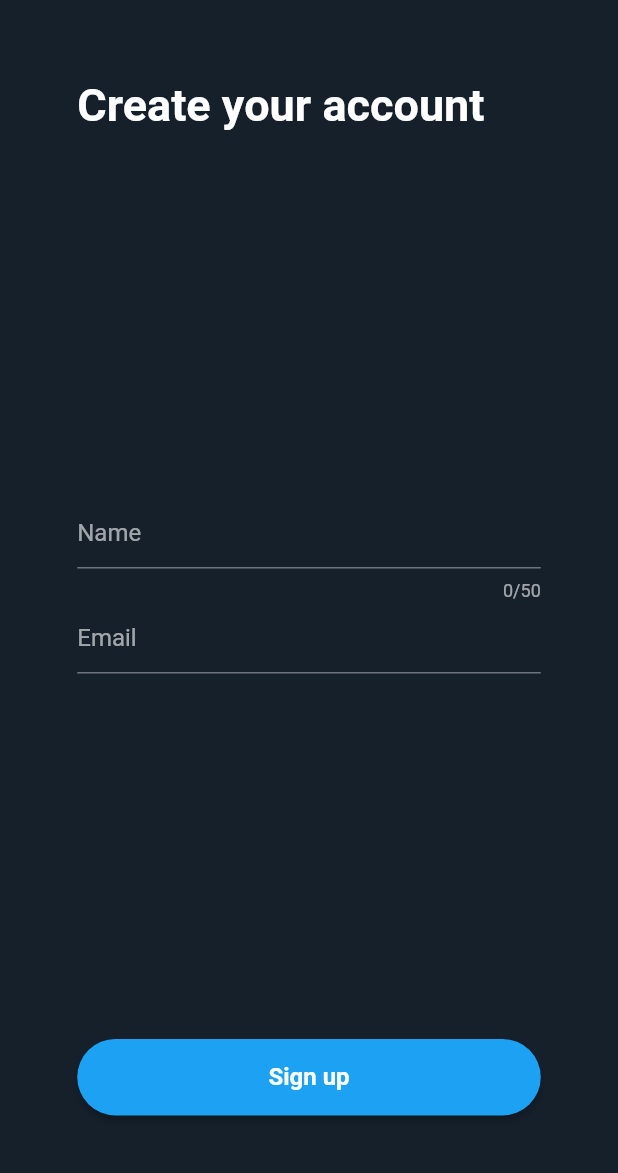
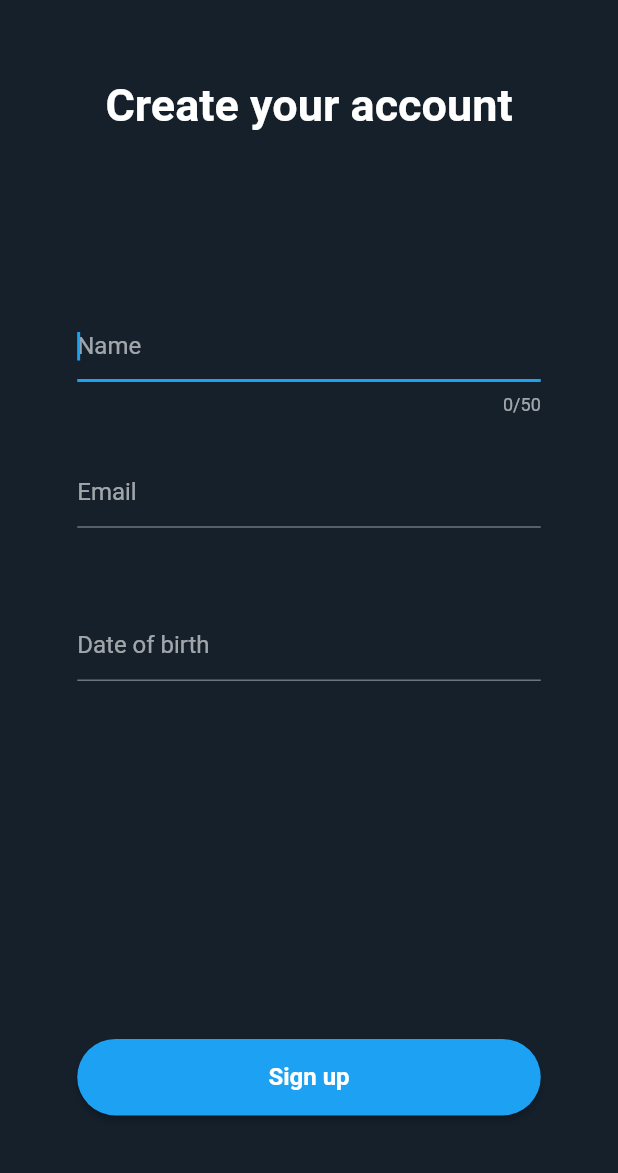
Before and after one commit to kevinmarrec/flutwitter, a Flutter app: the CreateAccountScreen screen opened by its route, on a phone screen of 412 x 824 dp, the part 63-1236 px from its top. Run offline on Flutter 3.47's test engine with Material 2 defaults, Android fonts, the phone set to English and light mode, and no system bars; our stand-ins replace easy_debounce, flutter_hooks, flutter_svg, hooks_riverpod; generated files the repository leaves out were written again.

Commit message:
chore(app): continue work on create account screen

```diff
--- a/app/lib/main.dart
+++ b/app/lib/main.dart
@@ -1,10 +1,11 @@
 import 'package:flutter/material.dart';
 import 'package:flutter_gen/gen_l10n/app_localizations.dart';
+import 'package:hooks_riverpod/hooks_riverpod.dart';
 
-import './router.dart';
+import './router/router.dart';
 import './theme.dart';
 
-void main() async => runApp(const MyApp());
+void main() async => runApp(const ProviderScope(child: MyApp()));
 
 class MyApp extends StatelessWidget {
   const MyApp({Key? key}) : super(key: key);
@@ -16,6 +17,7 @@ class MyApp extends StatelessWidget {
       localizationsDelegates: AppLocalizations.localizationsDelegates,
       supportedLocales: AppLocalizations.supportedLocales,
       theme: getTheme(),
+      initialRoute: AppRouter.initialRoute,
       onGenerateRoute: AppRouter.onGenerateRoute,
     );
   }
--- a/app/lib/router.dart
+++ /dev/null
@@ -1,42 +0,0 @@
-import 'package:flutter/material.dart';
-
-import 'screens/signup/all.dart';
-import 'screens/welcome.dart';
-
-class PageSlideTransition extends PageRouteBuilder {
-  final Widget child;
-
-  PageSlideTransition({
-    required this.child,
-  }) : super(
-          pageBuilder: (_, __, ___) => child,
-          transitionsBuilder: (context, animation, secondaryAnimation, child) {
-            return SlideTransition(
-              position: animation.drive(
-                Tween<Offset>(
-                  begin: const Offset(1, 0),
-                  end: Offset.zero,
-                ).chain(CurveTween(curve: Curves.ease)),
-              ),
-              child: child,
-            );
-          },
-        );
-}
-
-class AppRouter {
-  static Route<dynamic> onGenerateRoute(RouteSettings settings) {
-    switch (settings.name) {
-      case WelcomeScreen.routeName:
-        return MaterialPageRoute(
-          builder: (_) => const WelcomeScreen(),
-        );
-      case CreateAccountScreen.routeName:
-        return PageSlideTransition(
-          child: const CreateAccountScreen(),
-        );
-      default:
-        throw 'Route not implemented';
-    }
-  }
-}
--- /dev/null
+++ b/app/lib/router/router.dart
@@ -0,0 +1,23 @@
+import 'package:flutter/material.dart';
+
+import './transitions/page_slide_transition.dart';
+import '../screens/all.dart';
+
+class AppRouter {
+  static String initialRoute = WelcomeScreen.routeName;
+
+  static Route<dynamic> onGenerateRoute(RouteSettings settings) {
+    switch (settings.name) {
+      case WelcomeScreen.routeName:
+        return MaterialPageRoute(
+          builder: (_) => const WelcomeScreen(),
+        );
+      case CreateAccountScreen.routeName:
+        return PageSlideTransition(
+          child: const CreateAccountScreen(),
+        );
+      default:
+        throw 'Route not implemented';
+    }
+  }
+}
--- /dev/null
+++ b/app/lib/router/transitions/page_slide_transition.dart
@@ -0,0 +1,20 @@
+import 'package:flutter/material.dart';
+
+class PageSlideTransition extends PageRouteBuilder {
+  final Widget child;
+
+  PageSlideTransition({
+    required this.child,
+  }) : super(
+          pageBuilder: (_, __, ___) => child,
+          transitionsBuilder: (context, animation, secondaryAnimation, child) {
+            return SlideTransition(
+              position: Tween(
+                begin: const Offset(1, 0),
+                end: Offset.zero,
+              ).chain(CurveTween(curve: Curves.ease)).animate(animation),
+              child: child,
+            );
+          },
+        );
+}
--- /dev/null
+++ b/app/lib/screens/all.dart
@@ -0,0 +1,2 @@
+export './create_account_screen.dart';
+export './welcome_screen.dart';
--- /dev/null
+++ b/app/lib/screens/create_account_screen.dart
@@ -0,0 +1,167 @@
+import 'package:easy_debounce/easy_debounce.dart';
+import 'package:flutter/material.dart';
+import 'package:flutter/services.dart';
+import 'package:flutter_hooks/flutter_hooks.dart';
+import 'package:hooks_riverpod/hooks_riverpod.dart';
+import 'package:intl/intl.dart' show DateFormat;
+
+import '../widgets/svg_icon.dart';
+
+class CreateAccountScreen extends HookConsumerWidget {
+  static const routeName = '/register/create';
+
+  const CreateAccountScreen({Key? key}) : super(key: key);
+
+  @override
+  Widget build(BuildContext context, WidgetRef ref) {
+    final formKey = useMemoized(() => GlobalKey<FormState>());
+
+    return Scaffold(
+      appBar: AppBar(
+        title: SvgIcon.twitter(),
+        centerTitle: true,
+      ),
+      body: SafeArea(
+        child: LayoutBuilder(
+          builder: (_, constraints) => Container(
+            height: constraints.maxHeight,
+            width: constraints.maxWidth,
+            padding: EdgeInsets.symmetric(
+              vertical: constraints.maxHeight * 0.05,
+              horizontal: constraints.maxWidth * 0.125,
+            ),
+            child: Column(
+              crossAxisAlignment: CrossAxisAlignment.stretch,
+              children: [
+                Center(
+                  child: Text(
+                    'Create your account',
+                    style: Theme.of(context).textTheme.headline4,
+                  ),
+                ),
+                const Spacer(),
+                SizedBox(
+                  height: MediaQuery.of(context).size.height * 0.3,
+                  child: CreateAccountForm(formKey: formKey),
+                ),
+                const Spacer(flex: 2),
+                ElevatedButton(
+                  onPressed: () {},
+                  child: const Text('Sign up'),
+                )
+              ],
+            ),
+          ),
+        ),
+      ),
+    );
+  }
+}
+
+class CreateAccountForm extends HookWidget {
+  final Key? formKey;
+
+  const CreateAccountForm({Key? key, required this.formKey}) : super(key: key);
+
+  @override
+  Widget build(BuildContext context) {
+    final emailFieldKey = useMemoized(() => GlobalKey<FormFieldState>());
+    final emailFieldValid = useState(false);
+    final dateController = useTextEditingController();
+    final pickedDate = useState<DateTime?>(null);
+    bool debouncing = false;
+
+    return Form(
+      key: formKey,
+      child: Column(
+        children: [
+          TextFormField(
+            autofocus: true,
+            decoration: const InputDecoration(
+              hintText: 'Name',
+            ),
+            maxLength: 50,
+            textInputAction: TextInputAction.next,
+          ),
+          const Spacer(flex: 2),
+          TextFormField(
+            key: emailFieldKey,
+            keyboardType: TextInputType.emailAddress,
+            decoration: InputDecoration(
+              hintText: 'Email',
+              suffixIcon: emailFieldValid.value
+                  ? SvgIcon.checkboxMarkedCircleOutline()
+                  : null,
+              suffixIconConstraints: const BoxConstraints(
+                minWidth: 0,
+                minHeight: 0,
+              ),
+            ),
+            autofillHints: const ['email'],
+            inputFormatters: [
+              FilteringTextInputFormatter.deny(
+                RegExp(r'\s'),
+              )
+            ],
+            textInputAction: TextInputAction.next,
+            onChanged: (newValue) async {
+              debouncing = true;
+              emailFieldKey.currentState?.validate();
+
+              EasyDebounce.debounce(
+                'validation',
+                const Duration(seconds: 1),
+                () {
+                  debouncing = false;
+                  emailFieldKey.currentState?.validate();
+                },
+              );
+            },
+            validator: (input) {
+              emailFieldValid.value = false;
+
+              if (debouncing || input == null || input.isEmpty) {
+                return null;
+              }
+
+              emailFieldValid.value = RegExp(
+                      r"^((([a-z]|\d|[!#\$%&'\*\+\-\/=\?\^_`{\|}~]|[\u00A0-\uD7FF\uF900-\uFDCF\uFDF0-\uFFEF])+(\.([a-z]|\d|[!#\$%&'\*\+\-\/=\?\^_`{\|}~]|[\u00A0-\uD7FF\uF900-\uFDCF\uFDF0-\uFFEF])+)*)|((\x22)((((\x20|\x09)*(\x0d\x0a))?(\x20|\x09)+)?(([\x01-\x08\x0b\x0c\x0e-\x1f\x7f]|\x21|[\x23-\x5b]|[\x5d-\x7e]|[\u00A0-\uD7FF\uF900-\uFDCF\uFDF0-\uFFEF])|(\\([\x01-\x09\x0b\x0c\x0d-\x7f]|[\u00A0-\uD7FF\uF900-\uFDCF\uFDF0-\uFFEF]))))*(((\x20|\x09)*(\x0d\x0a))?(\x20|\x09)+)?(\x22)))@((([a-z]|\d|[\u00A0-\uD7FF\uF900-\uFDCF\uFDF0-\uFFEF])|(([a-z]|\d|[\u00A0-\uD7FF\uF900-\uFDCF\uFDF0-\uFFEF])([a-z]|\d|-|\.|_|~|[\u00A0-\uD7FF\uF900-\uFDCF\uFDF0-\uFFEF])*([a-z]|\d|[\u00A0-\uD7FF\uF900-\uFDCF\uFDF0-\uFFEF])))\.)+(([a-z]|[\u00A0-\uD7FF\uF900-\uFDCF\uFDF0-\uFFEF])|(([a-z]|[\u00A0-\uD7FF\uF900-\uFDCF\uFDF0-\uFFEF])([a-z]|\d|-|\.|_|~|[\u00A0-\uD7FF\uF900-\uFDCF\uFDF0-\uFFEF])*([a-z]|[\u00A0-\uD7FF\uF900-\uFDCF\uFDF0-\uFFEF])))$")
+                  .hasMatch(input);
+
+              return emailFieldValid.value
+                  ? null
+                  : 'Please enter a valid email.';
+            },
+          ),
+          const Spacer(flex: 4),
+          TextField(
+            controller: dateController
+              ..text = pickedDate.value != null
+                  ? DateFormat('d MMMM y').format(pickedDate.value!)
+                  : '',
+            readOnly: true,
+            decoration: InputDecoration(
+              hintText: 'Date of birth',
+              suffixIcon: pickedDate.value != null
+                  ? SvgIcon.checkboxMarkedCircleOutline()
+                  : null,
+              suffixIconConstraints: const BoxConstraints(
+                minWidth: 0,
+                minHeight: 0,
+              ),
+            ),
+            onTap: () async {
+              DateTime now = DateTime.now();
+              pickedDate.value = await showDatePicker(
+                context: context,
+                initialDate: now,
+                firstDate: DateTime(now.year - 100),
+                lastDate: now,
+              );
+            },
+          )
+        ],
+      ),
+    );
+  }
+}
--- a/app/lib/screens/signup/all.dart
+++ /dev/null
@@ -1 +0,0 @@
-export 'create_account.dart';
--- a/app/lib/screens/signup/create_account.dart
+++ /dev/null
@@ -1,119 +0,0 @@
-import 'package:easy_debounce/easy_debounce.dart';
-import 'package:flutter/material.dart';
-import 'package:flutter/services.dart';
-import 'package:flutter_hooks/flutter_hooks.dart';
-
-import '../../widgets/twitter_icon.dart';
-
-class CreateAccountScreen extends HookWidget {
-  static const routeName = '/register/create';
-
-  const CreateAccountScreen({Key? key}) : super(key: key);
-
-  @override
-  Widget build(BuildContext context) {
-    final formKey = useMemoized(() => GlobalKey<FormState>());
-    final emailFieldKey = useMemoized(() => GlobalKey<FormFieldState>());
-    final emailFieldValid = useState(false);
-    bool debouncing = false;
-
-    return Scaffold(
-      appBar: AppBar(
-        title: const TwitterIcon(),
-        centerTitle: true,
-      ),
-      body: SafeArea(
-        child: LayoutBuilder(
-          builder: (_, constraints) => Container(
-            width: constraints.maxWidth,
-            padding: EdgeInsets.symmetric(
-              vertical: constraints.maxHeight * 0.05,
-              horizontal: constraints.maxWidth * 0.125,
-            ),
-            child: Column(
-              crossAxisAlignment: CrossAxisAlignment.stretch,
-              children: [
-                Text(
-                  'Create your account',
-                  style: Theme.of(context).textTheme.headline4,
-                ),
-                const Spacer(),
-                Form(
-                  key: formKey,
-                  child: Column(
-                    children: [
-                      TextFormField(
-                        decoration: const InputDecoration(
-                          hintText: 'Name',
-                        ),
-                        maxLength: 50,
-                        textInputAction: TextInputAction.next,
-                      ),
-                      TextFormField(
-                        key: emailFieldKey,
-                        keyboardType: TextInputType.emailAddress,
-                        decoration: InputDecoration(
-                          hintText: 'Email',
-                          suffixIcon: emailFieldValid.value
-                              ? const Icon(
-                                  Icons.check,
-                                  color: Colors.green,
-                                )
-                              : null,
-                          suffixIconConstraints: const BoxConstraints(
-                            minWidth: 0,
-                            minHeight: 0,
-                          ),
-                        ),
-                        autofillHints: const ['email'],
-                        inputFormatters: [
-                          FilteringTextInputFormatter.deny(
-                            RegExp(r'\s'),
-                          )
-                        ],
-                        textInputAction: TextInputAction.next,
-                        onChanged: (_) async {
-                          debouncing = true;
-                          emailFieldKey.currentState!.validate();
-
-                          EasyDebounce.debounce(
-                            'validation',
-                            const Duration(seconds: 1),
-                            () {
-                              debouncing = false;
-                              emailFieldKey.currentState!.validate();
-                            },
-                          );
-                        },
-                        validator: (input) {
-                          emailFieldValid.value = false;
-
-                          if (debouncing || input == null || input.isEmpty) {
-                            return null;
-                          }
-
-                          emailFieldValid.value = RegExp(
-                                  r"^((([a-z]|\d|[!#\$%&'\*\+\-\/=\?\^_`{\|}~]|[\u00A0-\uD7FF\uF900-\uFDCF\uFDF0-\uFFEF])+(\.([a-z]|\d|[!#\$%&'\*\+\-\/=\?\^_`{\|}~]|[\u00A0-\uD7FF\uF900-\uFDCF\uFDF0-\uFFEF])+)*)|((\x22)((((\x20|\x09)*(\x0d\x0a))?(\x20|\x09)+)?(([\x01-\x08\x0b\x0c\x0e-\x1f\x7f]|\x21|[\x23-\x5b]|[\x5d-\x7e]|[\u00A0-\uD7FF\uF900-\uFDCF\uFDF0-\uFFEF])|(\\([\x01-\x09\x0b\x0c\x0d-\x7f]|[\u00A0-\uD7FF\uF900-\uFDCF\uFDF0-\uFFEF]))))*(((\x20|\x09)*(\x0d\x0a))?(\x20|\x09)+)?(\x22)))@((([a-z]|\d|[\u00A0-\uD7FF\uF900-\uFDCF\uFDF0-\uFFEF])|(([a-z]|\d|[\u00A0-\uD7FF\uF900-\uFDCF\uFDF0-\uFFEF])([a-z]|\d|-|\.|_|~|[\u00A0-\uD7FF\uF900-\uFDCF\uFDF0-\uFFEF])*([a-z]|\d|[\u00A0-\uD7FF\uF900-\uFDCF\uFDF0-\uFFEF])))\.)+(([a-z]|[\u00A0-\uD7FF\uF900-\uFDCF\uFDF0-\uFFEF])|(([a-z]|[\u00A0-\uD7FF\uF900-\uFDCF\uFDF0-\uFFEF])([a-z]|\d|-|\.|_|~|[\u00A0-\uD7FF\uF900-\uFDCF\uFDF0-\uFFEF])*([a-z]|[\u00A0-\uD7FF\uF900-\uFDCF\uFDF0-\uFFEF])))$")
-                              .hasMatch(input);
-
-                          return emailFieldValid.value
-                              ? null
-                              : 'Please enter a valid email.';
-                        },
-                      ),
-                    ],
-                  ),
-                ),
-                const Spacer(),
-                ElevatedButton(
-                  onPressed: () {},
-                  child: const Text('Sign up'),
-                )
-              ],
-            ),
-          ),
-        ),
-      ),
-    );
-  }
-}
--- a/app/lib/screens/welcome.dart
+++ b/app/lib/screens/welcome_screen.dart
@@ -1,8 +1,8 @@
 import 'package:flutter/material.dart';
-import 'package:flutwitter/screens/signup/create_account.dart';
 
+import './create_account_screen.dart';
 import '../theme.dart';
-import '../widgets/twitter_icon.dart';
+import '../widgets/svg_icon.dart';
 
 class WelcomeScreen extends StatelessWidget {
   static const routeName = '/';
@@ -14,7 +14,7 @@ class WelcomeScreen extends StatelessWidget {
     return Scaffold(
       appBar: AppBar(
         automaticallyImplyLeading: false,
-        title: const TwitterIcon(),
+        title: SvgIcon.twitter(),
         centerTitle: true,
       ),
       body: SafeArea(
@@ -27,7 +27,7 @@ class WelcomeScreen extends StatelessWidget {
             ),
             child: Column(
               children: [
-                SizedBox(height: constraints.maxHeight * 0.2),
+                const Spacer(flex: 6),
                 Text(
                   "See what's happening in the world right now.",
                   style: Theme.of(context).textTheme.headline4,
--- /dev/null
+++ b/app/lib/widgets/svg_icon.dart
@@ -0,0 +1,30 @@
+import 'package:flutter/material.dart';
+import 'package:flutter_svg/flutter_svg.dart';
+
+import '../theme.dart';
+
+class SvgIcon extends StatelessWidget {
+  final String icon;
+  final Color color;
+  final double? height;
+
+  const SvgIcon(
+    this.icon, {
+    Key? key,
+    this.color = primaryColor,
+    this.height,
+  }) : super(key: key);
+
+  factory SvgIcon.twitter() => const SvgIcon('twitter', height: 28);
+  factory SvgIcon.checkboxMarkedCircleOutline() =>
+      const SvgIcon('checkbox-marked-circle-outline', color: Colors.green);
+
+  @override
+  Widget build(BuildContext context) {
+    return SvgPicture.asset(
+      'assets/svg/$icon.svg',
+      color: color,
+      height: height,
+    );
+  }
+}
--- a/app/lib/widgets/twitter_icon.dart
+++ /dev/null
@@ -1,17 +0,0 @@
-import 'package:flutter/material.dart';
-import 'package:flutter_svg/flutter_svg.dart';
-
-import '../theme.dart';
-
-class TwitterIcon extends StatelessWidget {
-  const TwitterIcon({Key? key}) : super(key: key);
-
-  @override
-  Widget build(BuildContext context) {
-    return SvgPicture.asset(
-      'assets/svg/twitter.svg',
-      color: primaryColor,
-      height: 28,
-    );
-  }
-}
```
Also changed, not shown: app/assets/svg/checkbox-marked-circle-outline.svg (added).
